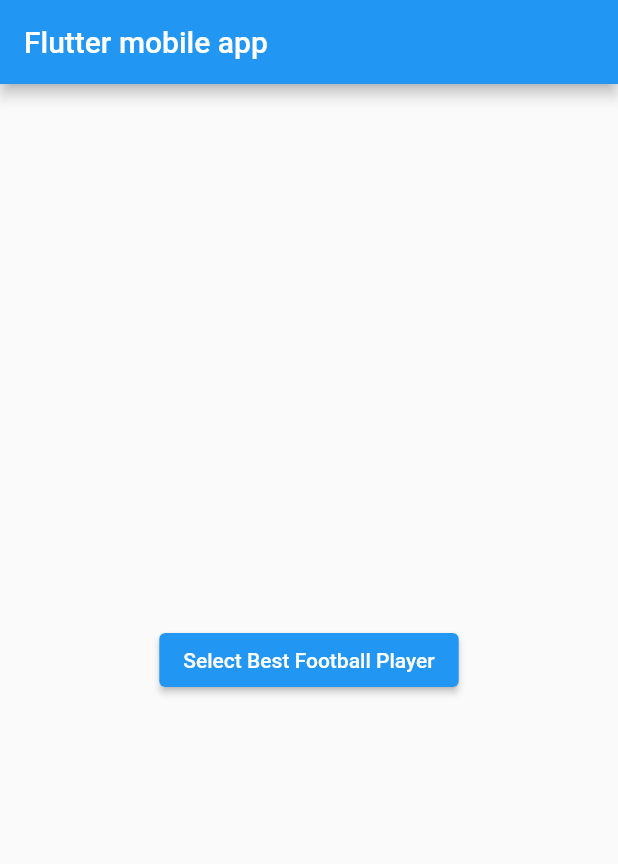
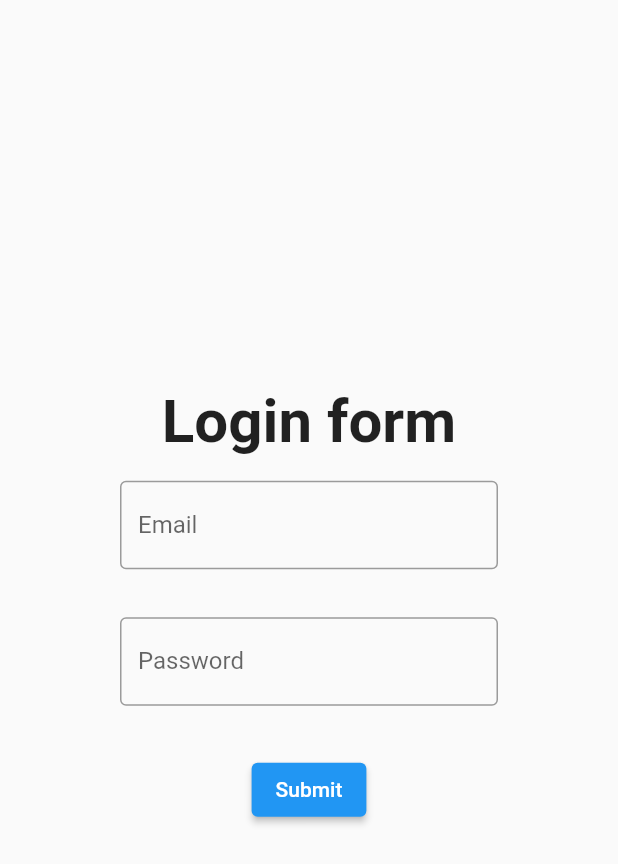
Before and after one commit to namthai-dev/flutter-mobile-app, a Flutter app: the screen it shows after launch, on a phone screen of 412 x 824 dp. Shown: the top 864 px of the screen. Run offline on Flutter 3.47's test engine with Material 2 defaults, Android fonts, the light colour scheme and no system bars.

Commit message:
Add login UI

```diff
--- a/lib/main.dart
+++ b/lib/main.dart
@@ -1,5 +1,5 @@
 import 'package:flutter/material.dart';
-import 'package:flutter_mobile_app/screens/login_screen.dart';
+import 'package:flutter_mobile_app/pages/login.dart';
 import './route_generator.dart';
 
 void main() {
@@ -8,17 +8,17 @@ void main() {
 
 class MyApp extends StatelessWidget {
   const MyApp({super.key});
+  static const String _title = 'Flutter mobile app';
 
   // This widget is the root of your application.
   @override
   Widget build(BuildContext context) {
     return MaterialApp(
-      title: 'Flutter mobile app',
+      title: _title,
       theme: ThemeData(
         primarySwatch: Colors.blue,
       ),
-      // home: const MyHomePage(title: 'Flutter Demo Home Page'),
-      home: const LoginScreen(title: 'Flutter mobile app'),
+      home: const LoginPage(),
       onGenerateRoute: RouteGenerator.generateRoute,
     );
   }
--- /dev/null
+++ b/lib/pages/login.dart
@@ -0,0 +1,88 @@
+import 'package:flutter/material.dart';
+
+class LoginPage extends StatefulWidget {
+  const LoginPage({super.key});
+
+  @override
+  State<StatefulWidget> createState() => _LoginPageState();
+}
+
+class _LoginPageState extends State<LoginPage> {
+  final _formKey = GlobalKey<FormState>();
+  TextEditingController emailController = TextEditingController();
+  TextEditingController passwordController = TextEditingController();
+
+  @override
+  Widget build(BuildContext context) {
+    return Scaffold(
+      body: Form(
+        key: _formKey,
+        child: Center(
+          child: Column(
+            mainAxisAlignment: MainAxisAlignment.center,
+            children: [
+              const Text(
+                "Login form",
+                style: TextStyle(fontSize: 40, fontWeight: FontWeight.bold),
+              ),
+              Padding(
+                padding:
+                    const EdgeInsets.symmetric(horizontal: 80, vertical: 16),
+                child: TextFormField(
+                  controller: emailController,
+                  decoration: const InputDecoration(
+                      border: OutlineInputBorder(), labelText: "Email"),
+                  validator: (value) {
+                    if (value == null || value.isEmpty) {
+                      return 'Please enter your email';
+                    }
+                    return null;
+                  },
+                ),
+              ),
+              Padding(
+                padding:
+                    const EdgeInsets.symmetric(horizontal: 80, vertical: 16),
+                child: TextFormField(
+                  controller: passwordController,
+                  obscureText: true,
+                  decoration: const InputDecoration(
+                      border: OutlineInputBorder(), labelText: "Password"),
+                  validator: (value) {
+                    if (value == null || value.isEmpty) {
+                      return 'Please enter your password';
+                    }
+                    return null;
+                  },
+                ),
+              ),
+              Padding(
+                padding:
+                    const EdgeInsets.symmetric(horizontal: 8, vertical: 16),
+                child: Center(
+                  child: ElevatedButton(
+                    onPressed: () {
+                      if (_formKey.currentState!.validate()) {
+                        String email = emailController.text;
+                        displayResult(context, email);
+                      } else {
+                        ScaffoldMessenger.of(context).showSnackBar(
+                          const SnackBar(content: Text('Please fill input')),
+                        );
+                      }
+                    },
+                    child: const Text('Submit'),
+                  ),
+                ),
+              ),
+            ],
+          ),
+        ),
+      ),
+    );
+  }
+
+  displayResult(BuildContext context, String email) async {
+    await Navigator.pushNamed(context, "/home", arguments: email);
+  }
+}
--- a/lib/screens/login_screen.dart
+++ /dev/null
@@ -1,36 +0,0 @@
-import 'package:flutter/material.dart';
-
-class LoginScreen extends StatefulWidget {
-  const LoginScreen({super.key, required this.title});
-  final String title;
-
-  @override
-  State<StatefulWidget> createState() => LoginScreenState();
-}
-
-class LoginScreenState extends State<LoginScreen> {
-  @override
-  Widget build(BuildContext context) {
-    return Scaffold(
-      appBar: AppBar(
-        title: Text(widget.title),
-      ),
-      body: Center(
-        child: ElevatedButton(
-          onPressed: () {
-            List<String> playerNames = ["Cristiano Ronaldo", "Lional Messi"];
-            displayResult(context, playerNames);
-          },
-          child: const Text("Select Best Football Player"),
-        ),
-      ),
-    );
-  }
-
-  displayResult(BuildContext context, List<String> playerNames) async {
-    final getSelectedPlayerName =
-        await Navigator.pushNamed(context, "/home", arguments: playerNames);
-    // ignore: avoid_print
-    print(getSelectedPlayerName.toString());
-  }
-}
```
Also changed, not shown: lib/pages/home.dart (added, +33 -0 lines), lib/route_generator.dart (+6 -7 lines), lib/screens/home_screen.dart (deleted, +0 -35 lines).
